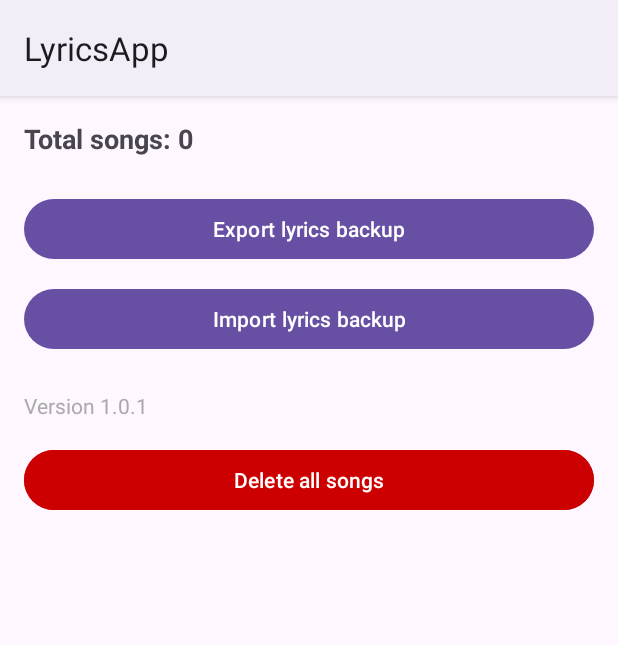
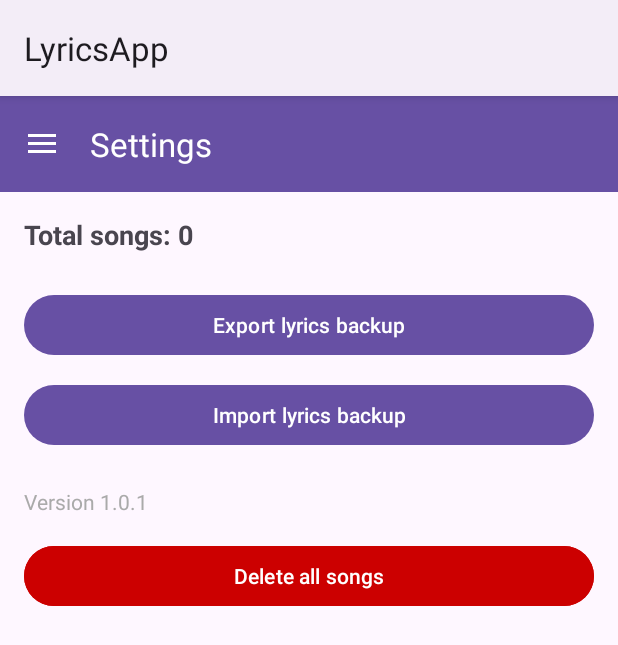
Before and after one commit to RustyAlgorithm44/LyricsApp, an Android app: the SettingsActivity screen opened directly, with no data from a screen before it, on a phone screen of 412 x 824 dp. Shown: the top 645 px of the screen. Run offline under Robolectric (Android 15) with nearby library versions, the phone set to English and light mode, and no system bars; our stand-ins replace Room's generated code; 1 statement that could not run was skipped.

Commit message:
Carnatic customization, UI updates, and Settings refactor

```diff
--- a/app/src/main/java/com/guruguhan/lyricsapp/SettingsActivity.kt
+++ b/app/src/main/java/com/guruguhan/lyricsapp/SettingsActivity.kt
@@ -1,17 +1,26 @@
 package com.guruguhan.lyricsapp
 
+import android.content.Intent
+import android.graphics.Color
 import android.os.Bundle
+import android.view.MenuItem
 import android.widget.Button
 import android.widget.TextView
 import android.widget.Toast
+import androidx.appcompat.app.ActionBarDrawerToggle
 import androidx.appcompat.app.AppCompatActivity
+import androidx.core.view.GravityCompat
+import androidx.drawerlayout.widget.DrawerLayout
 import androidx.lifecycle.lifecycleScope
+import com.google.android.material.navigation.NavigationView
 import com.guruguhan.lyricsapp.backup.BackupManager
+import com.guruguhan.lyricsapp.data.AppDatabase
 import kotlinx.coroutines.launch
-import com.guruguhan.lyricsapp.data.AppDatabase
-import com.guruguhan.lyricsapp.BuildConfig
 
-class SettingsActivity : AppCompatActivity() {
+class SettingsActivity : AppCompatActivity(), NavigationView.OnNavigationItemSelectedListener {
+
+    private lateinit var drawerLayout: DrawerLayout
+    private lateinit var toggle: ActionBarDrawerToggle
 
     private val exportLauncher =
         registerForActivityResult(
@@ -55,6 +64,24 @@ class SettingsActivity : AppCompatActivity() {
     override fun onCreate(savedInstanceState: Bundle?) {
         super.onCreate(savedInstanceState)
         setContentView(R.layout.activity_settings)
+
+        val toolbar = findViewById<androidx.appcompat.widget.Toolbar>(R.id.toolbar)
+        setSupportActionBar(toolbar)
+
+        drawerLayout = findViewById(R.id.drawer_layout)
+        val navigationView = findViewById<NavigationView>(R.id.nav_view)
+        navigationView.setNavigationItemSelectedListener(this)
+
+        toggle = ActionBarDrawerToggle(
+            this, drawerLayout, toolbar,
+            R.string.navigation_drawer_open,
+            R.string.navigation_drawer_close
+        )
+        drawerLayout.addDrawerListener(toggle)
+        toggle.syncState()
+
+        // Set hamburger icon color to white
+        toggle.drawerArrowDrawable.color = Color.WHITE
 
         // Show song count
         lifecycleScope.launch {
@@ -104,6 +131,34 @@ class SettingsActivity : AppCompatActivity() {
         }
     }
 
+    override fun onNavigationItemSelected(item: MenuItem): Boolean {
+        when (item.itemId) {
+            R.id.nav_settings -> {
+                // Already in Settings
+                drawerLayout.closeDrawer(GravityCompat.START)
+            }
+            R.id.nav_categories -> {
+                Toast.makeText(this, "Categories coming soon!", Toast.LENGTH_SHORT).show()
+            }
+            R.id.nav_share -> {
+                Toast.makeText(this, "Share coming soon!", Toast.LENGTH_SHORT).show()
+            }
+            R.id.nav_send -> {
+                Toast.makeText(this, "Send coming soon!", Toast.LENGTH_SHORT).show()
+            }
+        }
+        drawerLayout.closeDrawer(GravityCompat.START)
+        return true
+    }
+
+    override fun onBackPressed() {
+        if (drawerLayout.isDrawerOpen(GravityCompat.START)) {
+            drawerLayout.closeDrawer(GravityCompat.START)
+        } else {
+            super.onBackPressed()
+        }
+    }
+
     private suspend fun refreshSongCount() {
         val count = AppDatabase
             .getDatabase(this@SettingsActivity)
--- a/app/src/main/java/com/guruguhan/lyricsapp/data/AppDatabase.kt
+++ b/app/src/main/java/com/guruguhan/lyricsapp/data/AppDatabase.kt
@@ -7,7 +7,7 @@ import androidx.room.RoomDatabase
 
 @Database(
     entities = [Song::class],
-    version = 2,
+    version = 3,
     exportSchema = false
 )
 abstract class AppDatabase : RoomDatabase() {
@@ -24,7 +24,9 @@ abstract class AppDatabase : RoomDatabase() {
                     context.applicationContext,
                     AppDatabase::class.java,
                     "lyrics_db"
-                ).build().also { INSTANCE = it }
+                )
+                .fallbackToDestructiveMigration()
+                .build().also { INSTANCE = it }
             }
         }
     }
--- a/app/src/main/java/com/guruguhan/lyricsapp/data/Song.kt
+++ b/app/src/main/java/com/guruguhan/lyricsapp/data/Song.kt
@@ -8,7 +8,8 @@ data class Song(
     @PrimaryKey(autoGenerate = true)
     val id: Int = 0,
     val title: String,
-    val artist: String,
+    val composer: String,
+    val deity: String? = null,
     val category: String,
     val lyrics: String,
     val youtubeLink: String? = null
--- a/app/src/main/java/com/guruguhan/lyricsapp/data/SongDao.kt
+++ b/app/src/main/java/com/guruguhan/lyricsapp/data/SongDao.kt
@@ -26,7 +26,8 @@ interface SongDao {
     @Query("""
     SELECT * FROM songs
     WHERE title LIKE '%' || :query || '%'
-       OR artist LIKE '%' || :query || '%'
+       OR composer LIKE '%' || :query || '%'
+       OR deity LIKE '%' || :query || '%'
        OR lyrics LIKE '%' || :query || '%'
        OR category LIKE '%' || :query || '%'
     ORDER BY title ASC
@@ -39,8 +40,8 @@ interface SongDao {
     @Query("SELECT * FROM songs")
     suspend fun getAllSongsOnce(): List<Song>
 
-    @Query("SELECT * FROM songs WHERE title = :title AND artist = :artist LIMIT 1")
-    suspend fun findSongByTitleAndArtist(title: String, artist: String): Song?
+    @Query("SELECT * FROM songs WHERE title = :title AND composer = :composer LIMIT 1")
+    suspend fun findSongByTitleAndComposer(title: String, composer: String): Song?
 
     @Query("DELETE FROM songs")
     suspend fun deleteAll()
--- a/app/src/main/res/layout/activity_settings.xml
+++ b/app/src/main/res/layout/activity_settings.xml
@@ -1,11 +1,37 @@
 <?xml version="1.0" encoding="utf-8"?>
+<androidx.drawerlayout.widget.DrawerLayout
+    xmlns:android="http://schemas.android.com/apk/res/android"
+    xmlns:app="http://schemas.android.com/apk/res-auto"
+    android:id="@+id/drawer_layout"
+    android:layout_width="match_parent"
+    android:layout_height="match_parent"
+    android:fitsSystemWindows="true">
+
+    <androidx.coordinatorlayout.widget.CoordinatorLayout
+        android:layout_width="match_parent"
+        android:layout_height="match_parent">
+
+        <com.google.android.material.appbar.AppBarLayout
+            android:layout_width="match_parent"
+            android:layout_height="wrap_content">
+
+            <androidx.appcompat.widget.Toolbar
+                android:id="@+id/toolbar"
+                android:layout_width="match_parent"
+                android:layout_height="?attr/actionBarSize"
+                android:background="?attr/colorPrimary"
+                app:title="Settings"
+                app:titleTextColor="@android:color/white"
+                app:navigationIcon="@drawable/ic_menu" />
+
+        </com.google.android.material.appbar.AppBarLayout>
+
         <LinearLayout
-    xmlns:android="http://schemas.android.com/apk/res/android"
             android:orientation="vertical"
             android:padding="16dp"
-    android:fitsSystemWindows="true"
             android:layout_width="match_parent"
-    android:layout_height="match_parent">
+            android:layout_height="match_parent"
+            app:layout_behavior="@string/appbar_scrolling_view_behavior">
 
             <TextView
                 android:id="@+id/songCountText"
@@ -46,3 +72,15 @@
                 android:layout_width="match_parent"
                 android:layout_height="wrap_content"/>
         </LinearLayout>
+
+    </androidx.coordinatorlayout.widget.CoordinatorLayout>
+
+    <com.google.android.material.navigation.NavigationView
+        android:id="@+id/nav_view"
+        android:layout_width="wrap_content"
+        android:layout_height="match_parent"
+        android:layout_gravity="start"
+        app:headerLayout="@layout/nav_header"
+        app:menu="@menu/drawer_menu" />
+
+</androidx.drawerlayout.widget.DrawerLayout>
```
Also changed, not shown: app/src/main/java/com/guruguhan/lyricsapp/MainActivity.kt (+14 -7 lines), app/src/main/java/com/guruguhan/lyricsapp/SongDetailActivity.kt (+5 -3 lines), app/src/main/java/com/guruguhan/lyricsapp/backup/BackupManager.kt (+12 -8 lines), app/src/main/java/com/guruguhan/lyricsapp/ui/SongAdapter.kt (+6 -3 lines), app/src/main/res/layout/activity_song_detail.xml (+8 -1 lines), app/src/main/res/layout/dialog_add_song.xml (+7 -1 lines), app/src/main/res/layout/item_song.xml (+8 -1 lines), 2 other files. Lines whose indentation alone changed are shown as unchanged.
